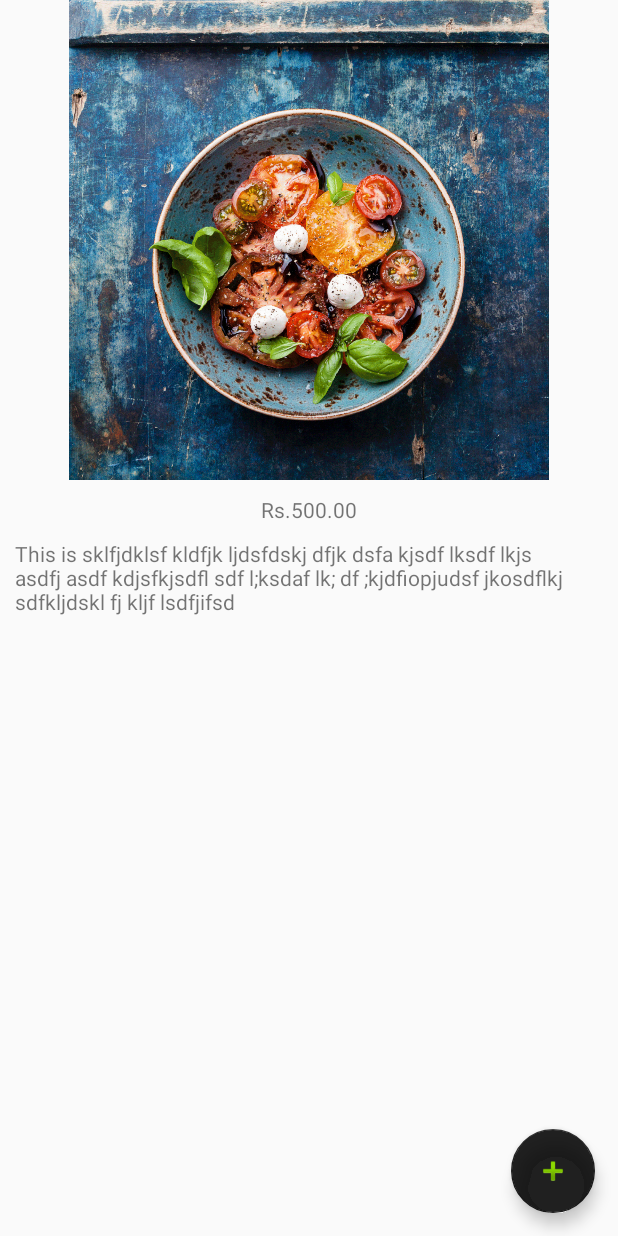
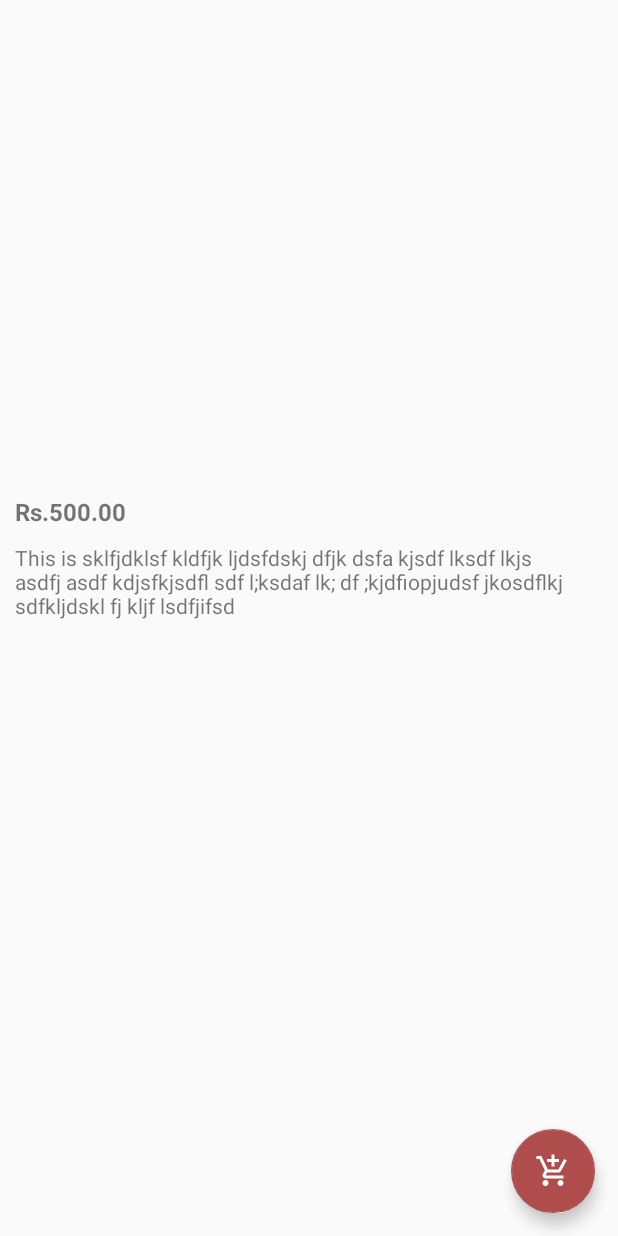
Before and after one commit to mobeenriaz89/AndroidProjects, an Android app: the layout activity_product_details.xml on its own in the app's theme, with its tools: preview values and no code run, on a phone screen of 412 x 824 dp. Run offline under Robolectric (Android 15) with nearby library versions, the phone set to English and light mode, and no system bars.

Commit message:
UI changes

```diff
--- a/app/src/main/java/com/mubeen/vanesa/model/CustomCartListAdapter.java
+++ b/app/src/main/java/com/mubeen/vanesa/model/CustomCartListAdapter.java
@@ -85,8 +85,7 @@ public class CustomCartListAdapter extends BaseAdapter {
             }
         });
         Glide.with(mactivity).
-                load(p.getProductImageURL()).
-                thumbnail(0.5f).crossFade().
+                load(p.getProductImageURL()).crossFade().
                 diskCacheStrategy(DiskCacheStrategy.ALL).
                 into(productThumbnail);
         return convertView;
--- /dev/null
+++ b/app/src/main/res/drawable/ic_add_shopping_cart_black_24dp.xml
@@ -0,0 +1,9 @@
+<vector xmlns:android="http://schemas.android.com/apk/res/android"
+        android:width="24dp"
+        android:height="24dp"
+        android:viewportWidth="24.0"
+        android:viewportHeight="24.0">
+    <path
+        android:fillColor="#FFFFFF"
+        android:pathData="M11,9h2L13,6h3L16,4h-3L13,1h-2v3L8,4v2h3v3zM7,18c-1.1,0 -1.99,0.9 -1.99,2S5.9,22 7,22s2,-0.9 2,-2 -0.9,-2 -2,-2zM17,18c-1.1,0 -1.99,0.9 -1.99,2s0.89,2 1.99,2 2,-0.9 2,-2 -0.9,-2 -2,-2zM7.17,14.75l0.03,-0.12 0.9,-1.63h7.45c0.75,0 1.41,-0.41 1.75,-1.03l3.86,-7.01L19.42,4h-0.01l-1.1,2 -2.76,5L8.53,11l-0.13,-0.27L6.16,6l-0.95,-2 -0.94,-2L1,2v2h2l3.6,7.59 -1.35,2.45c-0.16,0.28 -0.25,0.61 -0.25,0.96 0,1.1 0.9,2 2,2h12v-2L7.42,15c-0.13,0 -0.25,-0.11 -0.25,-0.25z"/>
+</vector>
--- a/app/src/main/res/layout/activity_product_details.xml
+++ b/app/src/main/res/layout/activity_product_details.xml
@@ -9,6 +9,7 @@
     tools:context="com.mubeen.vanesa.activites.ProductDetails">
 
     <ScrollView
+        android:id="@+id/productDetails_scrollview"
         android:layout_width="match_parent"
         android:layout_height="match_parent">
 
@@ -23,14 +24,14 @@
                 android:layout_width="320dp"
                 android:layout_height="320dp"
                 android:id="@+id/product_details_image"
-                android:src="@drawable/meal1"
                 android:layout_marginBottom="10dp"/>
             <TextView
                 android:layout_width="match_parent"
                 android:layout_height="wrap_content"
                 android:id="@+id/product_details_price"
                 android:text="Rs.500.00"
-                android:textAlignment="center"
+                android:textStyle="bold"
+                android:textSize="@dimen/detail_product_price"
                 android:layout_marginBottom="10dp">
             </TextView>
             <TextView
@@ -49,8 +50,8 @@
         <android.support.design.widget.FloatingActionButton
             android:layout_width="wrap_content"
             android:layout_height="wrap_content"
-            app:srcCompat="@android:drawable/ic_input_add"
-            app:backgroundTint="?attr/actionMenuTextColor"
+            app:srcCompat="@drawable/ic_add_shopping_cart_black_24dp"
+            app:backgroundTint="@color/colorPrimary"
             android:layout_marginRight="15dp"
             android:layout_marginBottom="15dp"
             android:id="@+id/addtocart"
--- a/app/src/main/res/values/dimens.xml
+++ b/app/src/main/res/values/dimens.xml
@@ -7,6 +7,10 @@
     <dimen name="list_product_title">17dp</dimen>
     <dimen name="list_product_price">12dip</dimen>
 
+    <!--products detail content dimensions-->
+    <dimen name="detail_product_price">16dip</dimen>
+
+
     <!-- Default screen margins, per the Android Design guidelines. -->
     <dimen name="activity_horizontal_margin">16dp</dimen>
     <dimen name="activity_vertical_margin">16dp</dimen>
@@ -14,4 +18,5 @@
     <dimen name="text_margin">16dp</dimen>
     <dimen name="card_margin">8dp</dimen>
     <dimen name="card_product_radius">8dp</dimen>
+
 </resources>
```
Also changed, not shown: app/src/main/AndroidManifest.xml (+19 -6 lines), app/src/main/java/com/mubeen/vanesa/activites/ProductDetails.java (+16 -0 lines), app/src/main/java/com/mubeen/vanesa/activites/ShoppingCart.java (+5 -2 lines), app/src/main/res/drawable/meal1.png (deleted).
